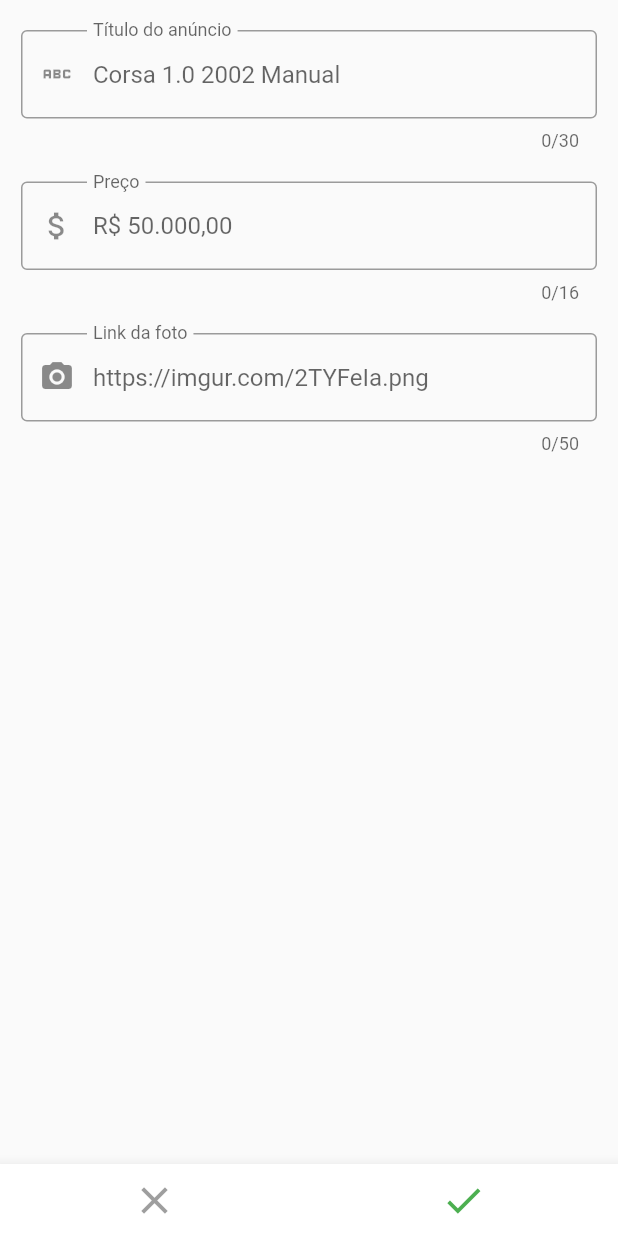
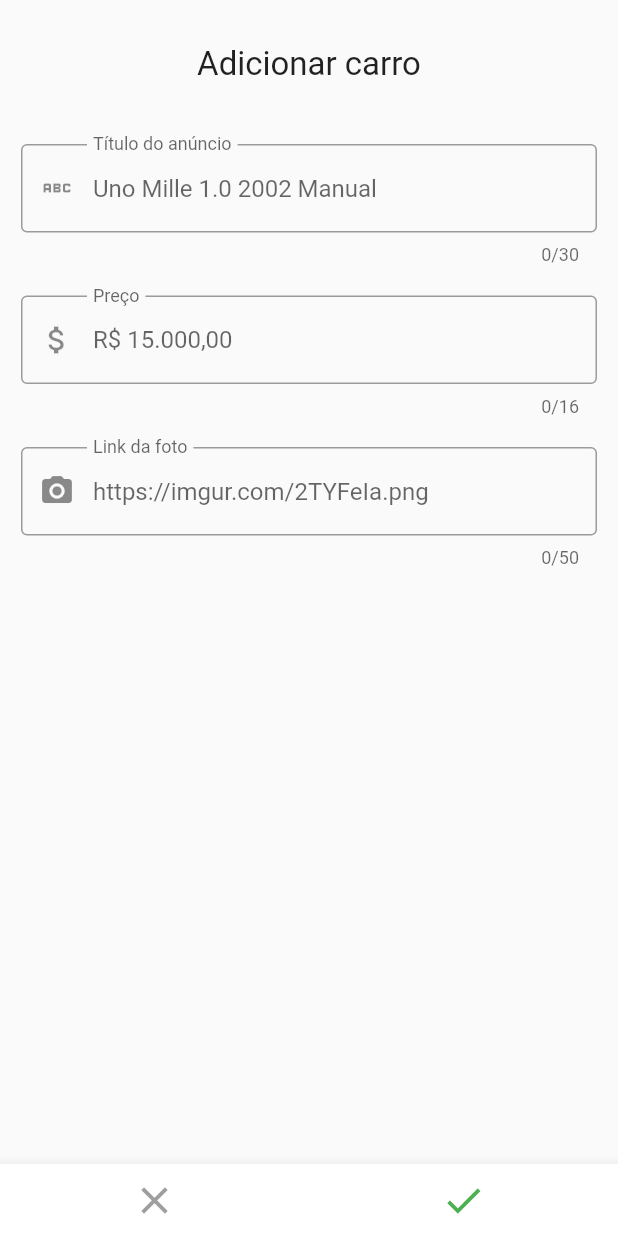
Before and after one commit to kelvinwieth/unicar, a Flutter app: the CarForm screen opened directly, on a phone screen of 412 x 824 dp. Run offline on Flutter 3.47's test engine with Material 2 defaults, Android fonts, the phone set to English and light mode, and no system bars; our stand-ins replace currency_text_input_formatter, equatable, flutter_bloc; network calls fail.

Commit message:
mvp car form

```diff
--- a/lib/widgets/car_form.dart
+++ b/lib/widgets/car_form.dart
@@ -17,21 +17,28 @@ class _CarFormState extends State<CarForm> {
   Widget build(BuildContext context) {
     return Scaffold(
       resizeToAvoidBottomInset: false,
-      body: Form(
+      body: SingleChildScrollView(
+        child: Form(
           key: _formKey,
           autovalidateMode: AutovalidateMode.onUserInteraction,
           child: Padding(
-          padding: const EdgeInsets.symmetric(vertical: 20, horizontal: 14),
+            padding: const EdgeInsets.symmetric(vertical: 30, horizontal: 14),
             child: Column(
               mainAxisAlignment: MainAxisAlignment.start,
               children: [
+                const Text(
+                  'Adicionar carro',
+                  textAlign: TextAlign.center,
+                  style: TextStyle(fontSize: 22),
+                ),
+                const SizedBox(height: 40),
                 TextFormField(
                   validator: validate,
                   maxLength: 30,
                   decoration: const InputDecoration(
                     prefixIcon: Icon(Icons.abc),
                     labelText: 'Título do anúncio',
-                  hintText: 'Corsa 1.0 2002 Manual',
+                    hintText: 'Uno Mille 1.0 2002 Manual',
                     floatingLabelBehavior: FloatingLabelBehavior.always,
                     border: OutlineInputBorder(),
                   ),
@@ -51,7 +58,7 @@ class _CarFormState extends State<CarForm> {
                   decoration: const InputDecoration(
                     prefixIcon: Icon(Icons.attach_money),
                     labelText: 'Preço',
-                  hintText: 'R\$ 50.000,00',
+                    hintText: 'R\$ 15.000,00',
                     floatingLabelBehavior: FloatingLabelBehavior.always,
                     border: OutlineInputBorder(),
                   ),
@@ -69,6 +76,7 @@ class _CarFormState extends State<CarForm> {
                   ),
                 ),
               ],
+            ),
           ),
         ),
       ),
```
Lines whose indentation alone changed are shown as unchanged.
